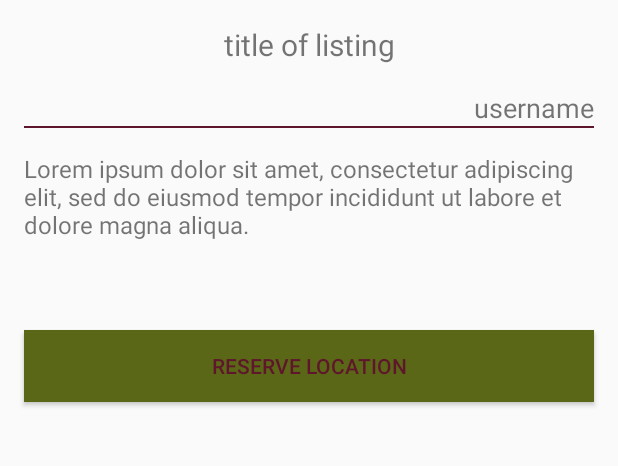
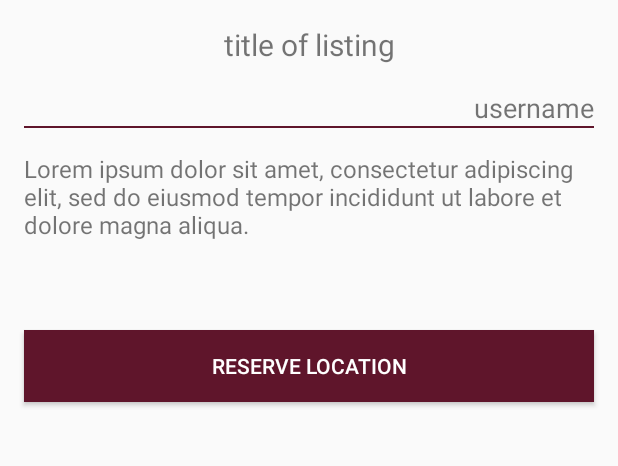
Before and after one commit to buildweek-5th-wheel/Android, an Android app: the layout activity_rvlisting_details.xml on its own in the app's theme, with its tools: preview values and no code run, on a phone screen of 412 x 824 dp, the part 594-1060 px from its top. Run offline under Robolectric (Android 15) with nearby library versions, the phone set to English and light mode, and no system bars.

Commit message:
changed colors on reserve button

```diff
--- a/buildweek-5th-wheel/app/src/main/res/layout/activity_rvlisting_details.xml
+++ b/buildweek-5th-wheel/app/src/main/res/layout/activity_rvlisting_details.xml
@@ -59,9 +59,9 @@
                 android:id="@+id/btn_reserve"
                 style="@style/cardViewItems"
                 android:layout_marginBottom="8dp"
-                android:background="@color/colorPrimary"
+                android:background="@color/colorAccent"
                 android:text="reserve location"
-                android:textColor="@color/colorAccent" />
+                android:textColor="@android:color/white" />
     </LinearLayout>
 
 
```
